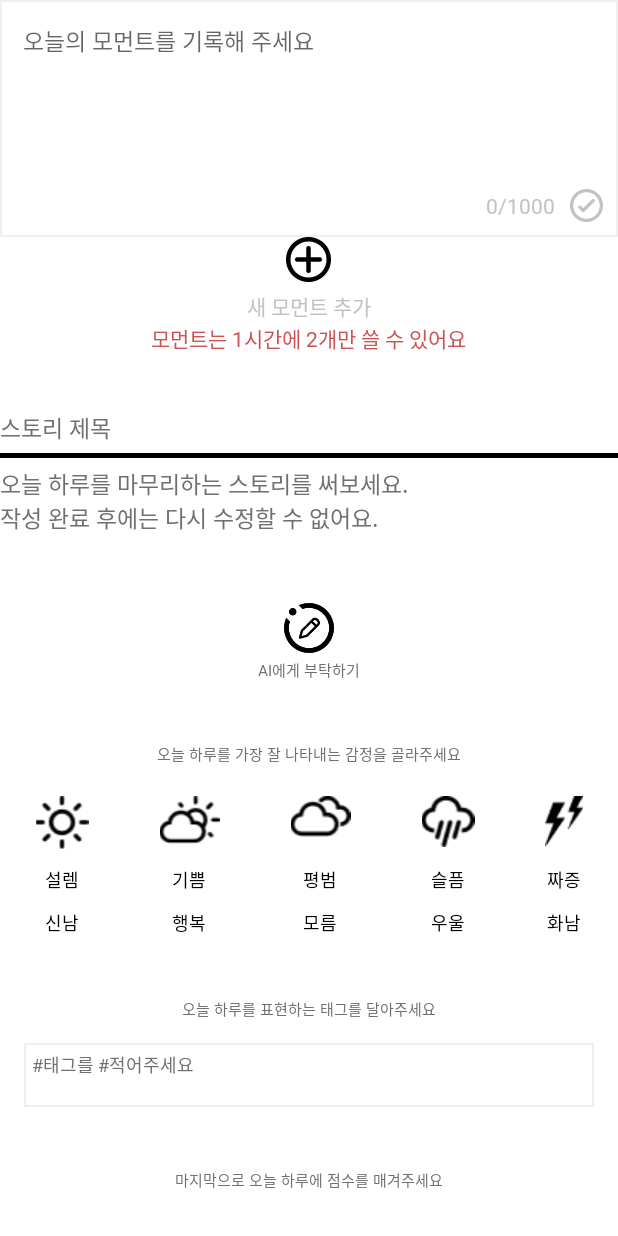
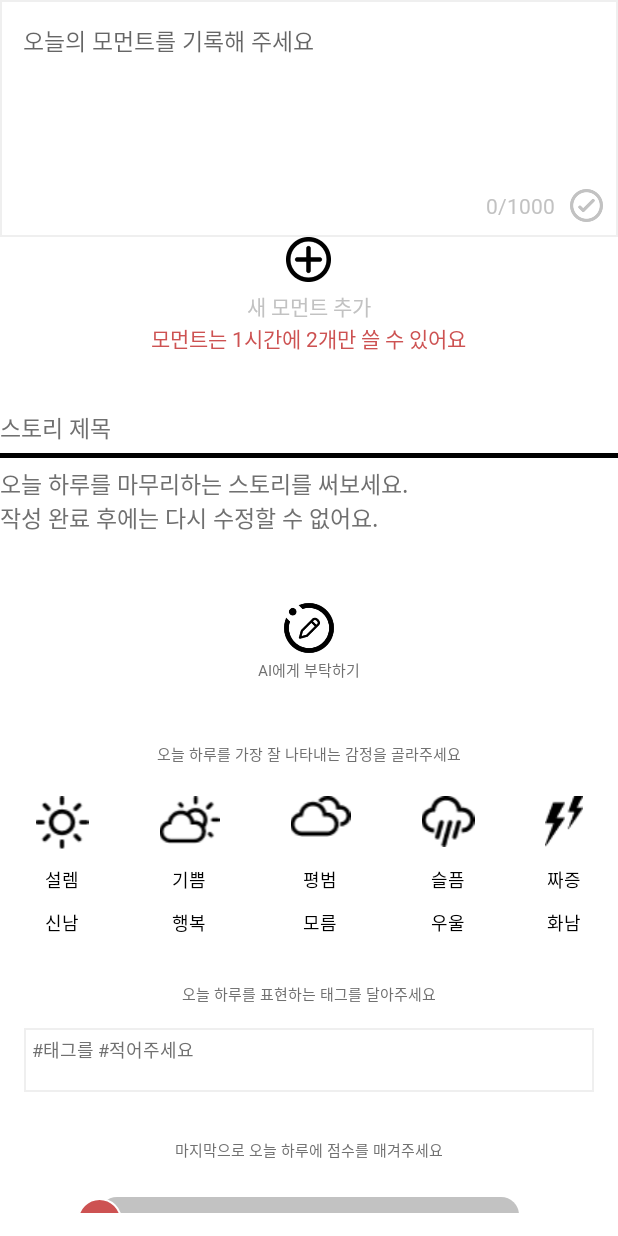
Before and after one commit to snuhcs-course/swpp-2023-project-team-18, an Android app: the layout listview_footer.xml on its own in the app's theme, with its tools: preview values and no code run, on a phone screen of 412 x 824 dp. Run offline under Robolectric (Android 15) with nearby library versions, the phone set to English and light mode, and no system bars; Roboto replaces fonts that are not available here.

Commit message:
refactor: Simplify view container structure

```diff
--- a/frontend/Moment/app/src/main/java/snu/swpp/moment/ui/main_writeview/DaySlide/ScoreContainer.java
+++ b/frontend/Moment/app/src/main/java/snu/swpp/moment/ui/main_writeview/DaySlide/ScoreContainer.java
@@ -10,9 +10,7 @@
 
     private final ConstraintLayout scoreWrapper;
     private final SeekBar scoreSeekBar;
-    private final TextView scoreHelpText;
     private final TextView scoreText;
-    private final TextView scoreUnitText;
 
     private int score;
     private final int DEFAULT_SCORE = 3;
@@ -20,9 +18,7 @@
     public ScoreContainer(View view) {
         scoreWrapper = (ConstraintLayout) view;
         scoreSeekBar = view.findViewById(R.id.scoreSeekBar);
-        scoreHelpText = view.findViewById(R.id.scoreHelpText);
         scoreText = view.findViewById(R.id.scoreText);
-        scoreUnitText = view.findViewById(R.id.scoreUnitText);
 
         scoreSeekBar.setProgress(DEFAULT_SCORE);
         score = DEFAULT_SCORE;
--- a/frontend/Moment/app/src/main/res/layout/complete_tag_box.xml
+++ b/frontend/Moment/app/src/main/res/layout/complete_tag_box.xml
@@ -6,7 +6,17 @@
     android:layout_height="match_parent"
     android:paddingStart="16dp"
     android:paddingEnd="16dp"
-    tools:layout_height="100dp">
+    tools:layout_height="200dp">
+
+    <TextView
+        android:id="@+id/tag_help_text"
+        style="@style/HELP_TEXT"
+        android:layout_width="match_parent"
+        android:layout_height="wrap_content"
+        android:gravity="center"
+        android:paddingVertical="15dp"
+        android:text="@string/tag_help_text"
+        app:layout_constraintTop_toTopOf="parent" />
 
     <EditText
         android:id="@+id/tagsEditText"
@@ -25,14 +35,15 @@
         android:textColorHint="@color/darkgray"
         app:layout_constraintEnd_toEndOf="parent"
         app:layout_constraintStart_toStartOf="parent"
-        app:layout_constraintTop_toTopOf="parent" />
+        app:layout_constraintTop_toBottomOf="@+id/tag_help_text" />
 
     <TextView
         android:id="@+id/tagLimitHelpText"
         style="@style/WARN_TEXT"
-        android:layout_width="wrap_content"
+        android:layout_width="match_parent"
         android:layout_height="wrap_content"
-        android:layout_marginTop="15dp"
+        android:gravity="center"
+        android:paddingVertical="15dp"
         android:text="@string/tag_limit_help_text"
         android:visibility="gone"
         app:layout_constraintEnd_toEndOf="parent"
--- a/frontend/Moment/app/src/main/res/layout/listview_footer.xml
+++ b/frontend/Moment/app/src/main/res/layout/listview_footer.xml
@@ -157,32 +157,13 @@
 
     </androidx.constraintlayout.widget.ConstraintLayout>
 
-    <androidx.constraintlayout.widget.ConstraintLayout
+    <include
         android:id="@+id/tag_wrapper"
+        layout="@layout/complete_tag_box"
         android:layout_width="match_parent"
         android:layout_height="wrap_content"
-        android:paddingVertical="10dp"
         android:visibility="gone"
-        tools:visibility="visible">
-
-        <TextView
-            android:id="@+id/tag_help_text"
-            style="@style/HELP_TEXT"
-            android:layout_width="match_parent"
-            android:layout_height="wrap_content"
-            android:gravity="center"
-            android:paddingVertical="15dp"
-            android:text="@string/tag_help_text"
-            app:layout_constraintTop_toTopOf="parent" />
-
-        <include
-            android:id="@+id/tag_box"
-            layout="@layout/complete_tag_box"
-            android:layout_width="match_parent"
-            android:layout_height="wrap_content"
-            app:layout_constraintTop_toBottomOf="@id/tag_help_text" />
-
-    </androidx.constraintlayout.widget.ConstraintLayout>
+        tools:visibility="visible" />
 
     <include
         android:id="@+id/score_wrapper"
```
Also changed, not shown: frontend/Moment/app/src/main/java/snu/swpp/moment/ui/main_writeview/DaySlide/ListFooterContainer.java (+2 -8 lines), frontend/Moment/app/src/main/java/snu/swpp/moment/ui/main_writeview/DaySlide/TagBoxContainer.java (+7 -0 lines).
